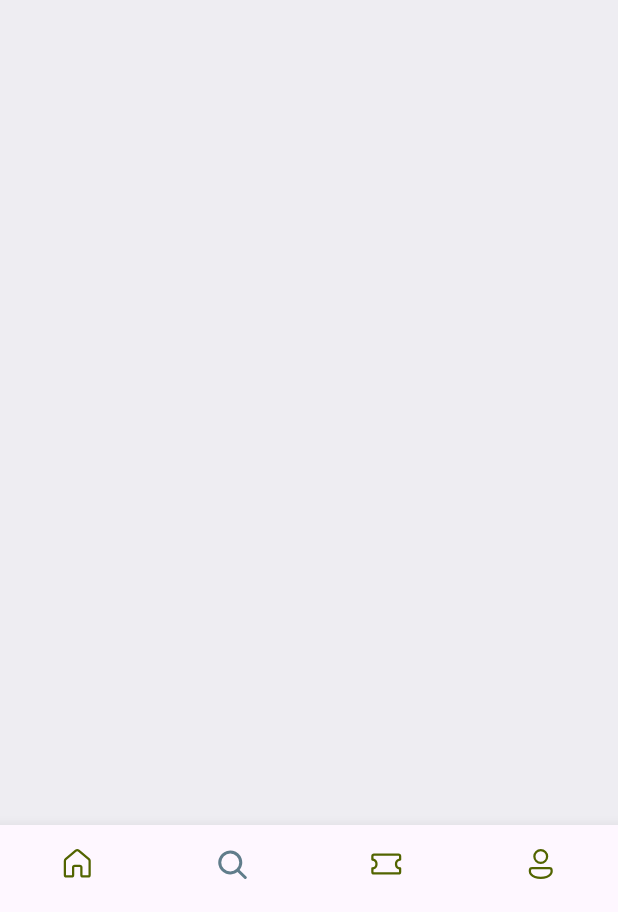
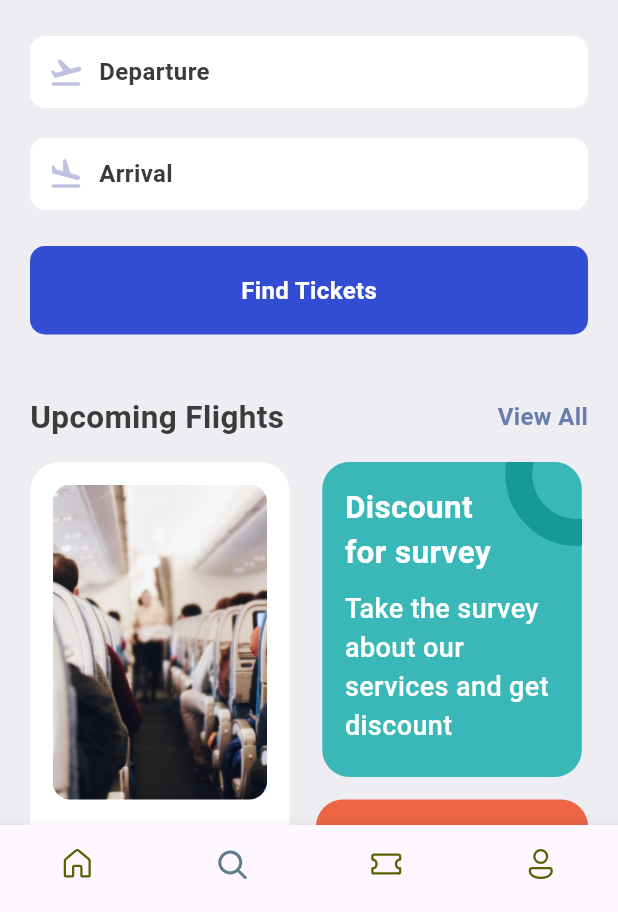
Before and after one commit to Arrizal28/PetikApp, a Flutter app: the screen it shows after launch, item 2 of the bottom bar chosen, on a phone screen of 412 x 824 dp, the part 324-1236 px from its top. Run offline on Flutter 3.47's test engine with Material 3 defaults, Android fonts, the phone set to English and light mode, and no system bars; our stand-ins replace fluentui_icons.

Commit message:
feat/ticket_promotion

```diff
--- a/lib/base/bottom_nav_bar.dart
+++ b/lib/base/bottom_nav_bar.dart
@@ -2,6 +2,7 @@ import 'package:fluentui_icons/fluentui_icons.dart';
 import 'package:flutter/material.dart';
 import 'package:petik_app/screens/home/home_screen.dart';
 import 'package:petik_app/screens/search/search_screen.dart';
+import 'package:petik_app/screens/ticket/ticket_screen.dart';
 
 class BottomNavBar extends StatefulWidget {
   const BottomNavBar({super.key});
@@ -14,7 +15,7 @@ class _BottomNavBarState extends State<BottomNavBar> {
   final appScreens = [
     const HomeScreen(),
     const SearchScreen(),
-    const Center(child: Text("Tickets")),
+    const TicketScreen(),
     const Center(child: Text("Profile")),
   ];
 
--- a/lib/base/res/media.dart
+++ b/lib/base/res/media.dart
@@ -2,4 +2,5 @@ class AppMedia {
   static const _baseImage = "assets/images";
   static const logo = '$_baseImage/logo.png';
   static const hotelRoom = '$_baseImage/hotel_room.png';
+  static const planeSit = '$_baseImage/plane_sit.jpg';
 }
--- a/lib/base/res/styles/app_styles.dart
+++ b/lib/base/res/styles/app_styles.dart
@@ -10,6 +10,9 @@ class AppStyles {
   static Color ticketRed = const Color(0xFF526799);
   static Color ticketOrange = const Color(0xFFF37B67);
   static Color kakiColor = const Color(0xFFd2bdb6);
+  static Color planeColor = const Color(0xFFBFC2DF);
+  static Color findTicketsColor = const Color(0xD91130CE);
+  static Color circleColor = const Color(0xFF189999);
 
   static TextStyle textStyle =
       TextStyle(fontSize: 16, fontWeight: FontWeight.bold, color: textColor);
--- a/lib/screens/search/search_screen.dart
+++ b/lib/screens/search/search_screen.dart
@@ -1,6 +1,10 @@
 import 'package:flutter/material.dart';
 import 'package:petik_app/base/res/styles/app_styles.dart';
+import 'package:petik_app/base/widgets/app_double_text.dart';
+import 'package:petik_app/screens/search/widgets/app_text_icon.dart';
 import 'package:petik_app/screens/search/widgets/app_ticket_tabs.dart';
+import 'package:petik_app/screens/search/widgets/find_tickets.dart';
+import 'package:petik_app/screens/search/widgets/ticket_promotion.dart';
 
 class SearchScreen extends StatelessWidget {
   const SearchScreen({super.key});
@@ -16,7 +20,26 @@ class SearchScreen extends StatelessWidget {
           Text("What are\nyou looking for?",
               style: AppStyles.headlineStyle1.copyWith(fontSize: 36)),
           const SizedBox(height: 20),
-          const AppTicketTabs()
+          const AppTicketTabs(),
+          const SizedBox(height: 24),
+          const AppTextIcon(
+              icon: Icons.flight_takeoff_rounded, text: "Departure"),
+          const SizedBox(height: 20),
+          const AppTextIcon(icon: Icons.flight_land_rounded, text: "Arrival"),
+          const SizedBox(height: 24),
+          const FindTickets(),
+          const SizedBox(
+            height: 40,
+          ),
+          AppDoubleText(
+            bigText: "Upcoming Flights",
+            smallText: "View All",
+            func: () => Navigator.pushNamed(context, "/all_tickets"),
+          ),
+          const SizedBox(
+            height: 15,
+          ),
+          const TicketPromotion(),
         ],
       ),
     );
--- /dev/null
+++ b/lib/screens/search/widgets/app_text_icon.dart
@@ -0,0 +1,27 @@
+import 'package:flutter/material.dart';
+import 'package:petik_app/base/res/styles/app_styles.dart';
+
+class AppTextIcon extends StatelessWidget {
+  final IconData icon;
+  final String text;
+  const AppTextIcon({super.key, required this.icon, required this.text});
+
+  @override
+  Widget build(BuildContext context) {
+    return Container(
+      padding: const EdgeInsets.symmetric(vertical: 12, horizontal: 12),
+      decoration: BoxDecoration(
+          borderRadius: BorderRadius.circular(10), color: Colors.white),
+      child: Row(
+        children: [
+          Icon(icon, color: AppStyles.planeColor),
+          const SizedBox(width: 10),
+          Text(
+            text,
+            style: AppStyles.textStyle,
+          )
+        ],
+      ),
+    );
+  }
+}
--- /dev/null
+++ b/lib/screens/search/widgets/find_tickets.dart
@@ -0,0 +1,23 @@
+import 'package:flutter/material.dart';
+import 'package:petik_app/base/res/styles/app_styles.dart';
+
+class FindTickets extends StatelessWidget {
+  const FindTickets({super.key});
+
+  @override
+  Widget build(BuildContext context) {
+    return Container(
+      decoration: BoxDecoration(
+        borderRadius: BorderRadius.circular(10),
+        color: const Color(0xD91130CE),
+      ),
+      padding: const EdgeInsets.symmetric(vertical: 18, horizontal: 18),
+      child: Center(
+        child: Text(
+          "Find Tickets",
+          style: AppStyles.textStyle.copyWith(color: Colors.white),
+        ),
+      ),
+    );
+  }
+}
--- /dev/null
+++ b/lib/screens/search/widgets/ticket_promotion.dart
@@ -0,0 +1,121 @@
+import 'package:flutter/material.dart';
+import 'package:petik_app/base/res/media.dart';
+import 'package:petik_app/base/res/styles/app_styles.dart';
+
+class TicketPromotion extends StatelessWidget {
+  const TicketPromotion({super.key});
+
+  @override
+  Widget build(BuildContext context) {
+    final size = MediaQuery.of(context).size;
+    return Row(
+      mainAxisAlignment: MainAxisAlignment.spaceBetween,
+      children: [
+        Container(
+            padding: const EdgeInsets.symmetric(horizontal: 15, vertical: 15),
+            width: size.width * .42,
+            height: 435,
+            decoration: BoxDecoration(
+                borderRadius: BorderRadius.circular(20),
+                color: Colors.white,
+                boxShadow: [
+                  BoxShadow(
+                      color: Colors.grey.shade200,
+                      blurRadius: 1,
+                      spreadRadius: 2)
+                ]),
+            child: Column(
+              children: [
+                Container(
+                  height: 210,
+                  decoration: BoxDecoration(
+                    borderRadius: BorderRadius.circular(12),
+                    image: const DecorationImage(
+                      fit: BoxFit.cover,
+                      image: AssetImage(AppMedia.planeSit),
+                    ),
+                  ),
+                ),
+                const SizedBox(
+                  height: 12,
+                ),
+                Text(
+                  "20% discount on the early booking of this flight. don't miss!",
+                  style: AppStyles.headlineStyle2,
+                )
+              ],
+            )),
+        Column(
+          children: [
+            Stack(
+              children: [
+                Container(
+                  padding:
+                      const EdgeInsets.symmetric(vertical: 15, horizontal: 15),
+                  width: size.width * .42,
+                  height: 210,
+                  decoration: BoxDecoration(
+                      color: const Color(0xFF3AB8B8),
+                      borderRadius: BorderRadius.circular(18)),
+                  child: Column(
+                    crossAxisAlignment: CrossAxisAlignment.start,
+                    children: [
+                      Text(
+                        "Discount\nfor survey",
+                        style: AppStyles.headlineStyle2.copyWith(
+                            fontWeight: FontWeight.bold, color: Colors.white),
+                      ),
+                      const SizedBox(
+                        height: 10,
+                      ),
+                      Text(
+                        "Take the survey about our services and get discount",
+                        style: AppStyles.headlineStyle2.copyWith(
+                            fontWeight: FontWeight.w500,
+                            color: Colors.white,
+                            fontSize: 18),
+                      )
+                    ],
+                  ),
+                ),
+                Positioned(
+                  right: -45,
+                  top: -40,
+                  child: Container(
+                    padding: const EdgeInsets.all(30),
+                    decoration: BoxDecoration(
+                        shape: BoxShape.circle,
+                        border: Border.all(
+                            width: 18, color: AppStyles.circleColor)),
+                  ),
+                ),
+              ],
+            ),
+            const SizedBox(
+              height: 15,
+            ),
+            Container(
+              padding: const EdgeInsets.symmetric(vertical: 15, horizontal: 15),
+              width: size.width * 0.44,
+              height: 210,
+              decoration: BoxDecoration(
+                borderRadius: BorderRadius.circular(18),
+                color: const Color(0xFFEC6545),
+              ),
+              child: Column(
+                children: [
+                  Text(
+                    "Take Love",
+                    style: AppStyles.headlineStyle2.copyWith(
+                      color: Colors.white,
+                    ),
+                  ),
+                ],
+              ),
+            )
+          ],
+        ),
+      ],
+    );
+  }
+}
--- /dev/null
+++ b/lib/screens/ticket/ticket_screen.dart
@@ -0,0 +1,10 @@
+import 'package:flutter/material.dart';
+
+class TicketScreen extends StatelessWidget {
+  const TicketScreen({super.key});
+
+  @override
+  Widget build(BuildContext context) {
+    return const Placeholder();
+  }
+}
```
